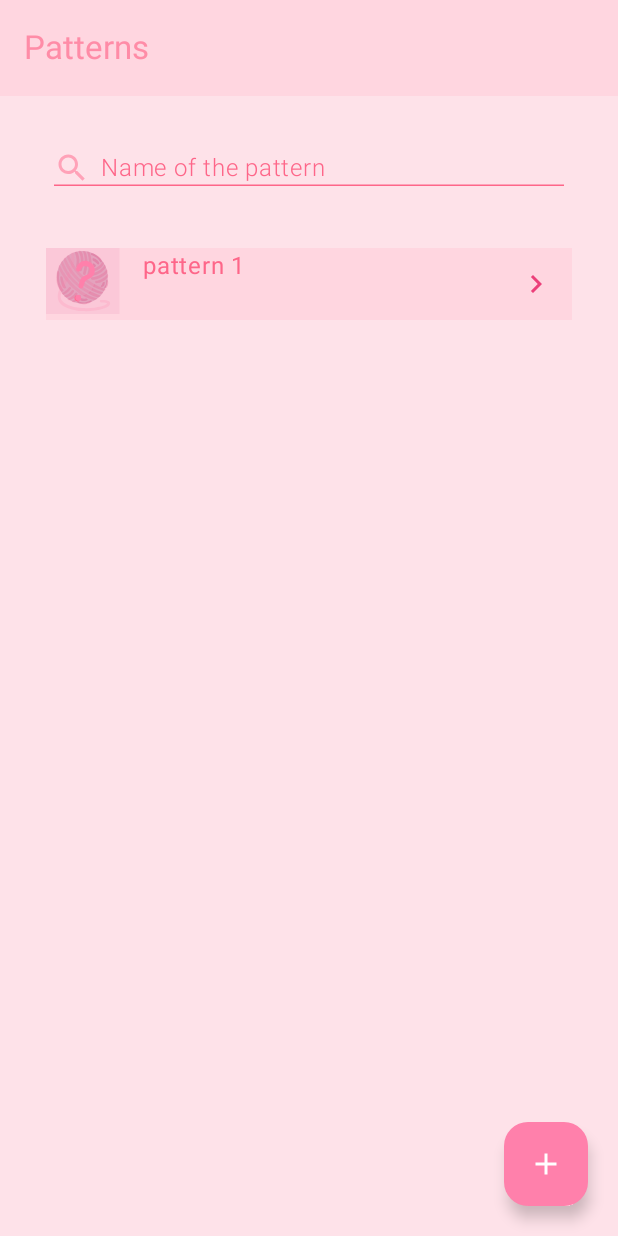
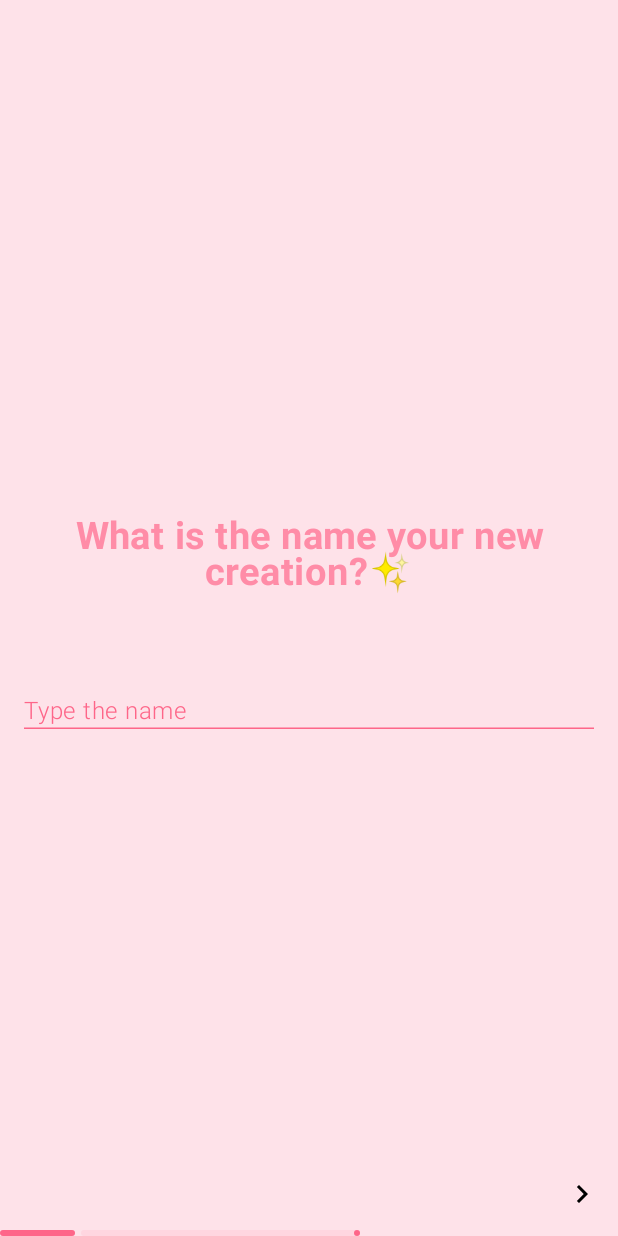
Before and after one commit to mathiasbolle/CrochCounter, an Android app built with Jetpack Compose: the SearchableScreen screen opened through its navigation route, after a tap on "Add item", on a phone screen of 412 x 824 dp. Run offline under Robolectric (Android 15) with nearby library versions, the phone set to English and light mode, and no system bars; our stand-ins replace Room's generated code, Timber; 4 statements that could not run were skipped.

Commit message:
building blocks of the create pattern form

```diff
--- a/app/src/main/java/be/mbolle/crochcounter/core/di/Container.kt
+++ b/app/src/main/java/be/mbolle/crochcounter/core/di/Container.kt
@@ -3,11 +3,13 @@ package be.mbolle.crochcounter.core.di
 import android.content.Context
 import androidx.lifecycle.ViewModelProvider
 import androidx.lifecycle.createSavedStateHandle
+import androidx.lifecycle.viewmodel.compose.viewModel
 import androidx.lifecycle.viewmodel.initializer
 import androidx.lifecycle.viewmodel.viewModelFactory
 import be.mbolle.crochcounter.core.data.db.CrochDatabase
 import be.mbolle.crochcounter.patterns.data.PatternRoomRepository
 import be.mbolle.crochcounter.patterns.screens.PatternMainViewModel
+import be.mbolle.crochcounter.patterns.screens.create.CreatePatternViewModel
 import be.mbolle.crochcounter.projects.data.ProjectRoomRepository
 import be.mbolle.crochcounter.projects.model.use_cases.CreateProjectUseCase
 import be.mbolle.crochcounter.projects.presentation.screens.create.CreateProjectScreenViewModel
@@ -34,6 +36,15 @@ class ProductionContainer(context: Context) : Container {
             )
         }
     }
+
+    val createPatternFactory : ViewModelProvider.Factory by lazy {
+        viewModelFactory {
+            initializer {
+                CreatePatternViewModel()
+            }
+        }
+    }
+
     val createProjectViewModelFactory: ViewModelProvider.Factory = viewModelFactory {
         initializer {
             CreateProjectScreenViewModel(
--- a/app/src/main/java/be/mbolle/crochcounter/core/presentation/composables/SearchCrochCounter.kt
+++ b/app/src/main/java/be/mbolle/crochcounter/core/presentation/composables/SearchCrochCounter.kt
@@ -4,6 +4,7 @@ import androidx.compose.foundation.interaction.MutableInteractionSource
 import androidx.compose.foundation.interaction.collectIsFocusedAsState
 import androidx.compose.foundation.layout.Row
 import androidx.compose.foundation.layout.Spacer
+import androidx.compose.foundation.layout.height
 import androidx.compose.foundation.layout.padding
 import androidx.compose.foundation.layout.width
 import androidx.compose.foundation.text.BasicTextField
@@ -26,12 +27,17 @@ import androidx.compose.ui.unit.Dp
 import androidx.compose.ui.unit.dp
 import be.mbolle.crochcounter.ui.theme.CrochCounterTheme
 
+/**
+ * finer composable with the option to fill in an icon
+ */
 @Composable
-fun SearchCrochCounter(
+fun InputSearchCrochCounter(
     modifier: Modifier = Modifier,
     initialText: String,
+    icon: (@Composable() () -> Unit)? = null,
     wordState: TextFieldState
 ) {
+
     val interactionSource = remember { MutableInteractionSource()  }
     val focussed = interactionSource.collectIsFocusedAsState()
 
@@ -47,12 +53,8 @@ fun SearchCrochCounter(
                     .padding(16.dp)
                     .bottomBorder(Border(1.dp, Color(0XFFfe6689)))
             ) {
-                Icon(
-                    Icons.Default.Search,
-                    contentDescription = "Search icon",
-                    tint = Color(0XFFffa2b8)
-                )
-                Spacer(Modifier.width(7.dp))
+                icon?.invoke()
+
 
 
                 if ((!focussed.value) && wordState.text == "") {
@@ -62,8 +64,32 @@ fun SearchCrochCounter(
                         fontWeight = FontWeight.Light
                     )
                 }
+                if (icon == null)  {
+                    Spacer(modifier = Modifier.height(20.dp))
+                }
                 innerTextField()
             }
+        }
+    )
+
+}
+@Composable
+fun SearchCrochCounter(
+    modifier: Modifier = Modifier,
+    initialText: String,
+    wordState: TextFieldState
+) {
+    InputSearchCrochCounter(
+        modifier = modifier,
+        initialText = initialText,
+        wordState = wordState,
+        icon = {
+            Icon(
+                Icons.Default.Search,
+                contentDescription = "Search icon",
+                tint = Color(0XFFffa2b8)
+            )
+            Spacer(Modifier.width(7.dp))
         }
     )
 }
--- a/app/src/main/java/be/mbolle/crochcounter/core/presentation/navigation/CrochCounterRoot.kt
+++ b/app/src/main/java/be/mbolle/crochcounter/core/presentation/navigation/CrochCounterRoot.kt
@@ -21,8 +21,12 @@ import be.mbolle.crochcounter.core.presentation.screens.search.ProjectViewModelF
 import be.mbolle.crochcounter.core.presentation.screens.search.SearchableScreen
 import be.mbolle.crochcounter.core.presentation.screens.search.SearchableViewModel
 import be.mbolle.crochcounter.core.presentation.util.ScreenWithTopBar
+import be.mbolle.crochcounter.core.presentation.util.ScreenWithoutTopBar
 import be.mbolle.crochcounter.patterns.screens.PatternMainScreen
 import be.mbolle.crochcounter.patterns.screens.PatternMainViewModel
+import be.mbolle.crochcounter.patterns.screens.create.CreatePatternViewModel
+import be.mbolle.crochcounter.patterns.screens.create.name.CreateNameOfPattern
+import be.mbolle.crochcounter.patterns.screens.create.patternItems.PatternItemScreen
 import be.mbolle.crochcounter.projects.presentation.screens.create.CreateProjectScreen
 import be.mbolle.crochcounter.projects.presentation.screens.create.CreateProjectScreenViewModel
 import be.mbolle.crochcounter.projects.presentation.screens.project.ProjectScreen
@@ -52,6 +56,20 @@ object PatternScreens {
 
     @Serializable
     object PatternSearchScreen
+
+
+    @Serializable
+    object PatternCreateScreen {
+
+        @Serializable
+        object CreateNameSubscreen
+
+        @Serializable
+        object CreatePatternPartsSubscreen
+
+        @Serializable
+        object SummarySubScreen
+    }
 }
 
 @Composable
@@ -59,6 +77,7 @@ fun CrochCounterRoot(
     modifier: Modifier = Modifier
 ) {
     val navControl = rememberNavController()
+    val createPatternViewModel = viewModel(factory = MainApplication.container.createPatternFactory) as CreatePatternViewModel
 
     NavHost(
         navController = navControl,
@@ -67,6 +86,27 @@ fun CrochCounterRoot(
     ) {
         projectNavGraph(navControl)
         patternNavGraph(navControl)
+        patternCreationNavGraph(navControl, createPatternViewModel)
+    }
+}
+
+fun NavGraphBuilder.patternCreationNavGraph(navControl: NavHostController, vm: CreatePatternViewModel) {
+    navigation<PatternScreens.PatternCreateScreen>(
+        startDestination = PatternScreens.PatternCreateScreen.CreateNameSubscreen
+    ) {
+        composable<PatternScreens.PatternCreateScreen.CreateNameSubscreen> {
+            ScreenWithoutTopBar {
+                CreateNameOfPattern(createPatternViewModel = vm) {
+                    navControl.navigate(PatternScreens.PatternCreateScreen.CreatePatternPartsSubscreen)
+                }
+            }
+        }
+
+        composable<PatternScreens.PatternCreateScreen.CreatePatternPartsSubscreen> {
+            ScreenWithoutTopBar {
+                PatternItemScreen(createPatternViewModel = vm)
+            }
+        }
     }
 }
 
@@ -108,8 +148,12 @@ fun NavGraphBuilder.patternNavGraph(navControl: NavHostController) {
                         //now pass it as parameter, there is no reason to make a global crochCounterViewModel..
                         navControl.navigate(PatternScreens.PatternMainScreen(name = patternItem))
                     },
-                    navigateToCreateProject = {
+                    navigateToCreate = {
                         //TODO pattern issue
+                        navControl.navigate(
+                            PatternScreens.PatternCreateScreen
+
+                        )
                     }
                 )
             }
@@ -206,7 +250,7 @@ fun NavGraphBuilder.projectNavGraph(navController: NavHostController) {
                         crochCounterViewModel.makeProjectVisible(projectItem)
                         navController.navigate(ProjectScreens.ProjectScreenNav)
                     },
-                    navigateToCreateProject = {
+                    navigateToCreate = {
                         navController.navigate(ProjectScreens.ProjectCreateScreen)
                     }
                 )
--- a/app/src/main/java/be/mbolle/crochcounter/core/presentation/screens/search/SearchableScreen.kt
+++ b/app/src/main/java/be/mbolle/crochcounter/core/presentation/screens/search/SearchableScreen.kt
@@ -55,7 +55,7 @@ fun SearchableScreen(
     paddingValues: PaddingValues,
     searchableViewModel: SearchableViewModel,
     clickPatternItem: (projectItem: String) -> Unit,
-    navigateToCreateProject: () -> Unit, // refactor
+    navigateToCreate: () -> Unit, // refactor
 ) {
 
     val items = searchableViewModel.items.collectAsState()
@@ -94,7 +94,7 @@ fun SearchableScreen(
                 verticalArrangement = Arrangement.Bottom
             ) {
                 CreateFabButton {
-                    navigateToCreateProject()
+                    navigateToCreate()
                 }
             }
         }
--- a/app/src/main/java/be/mbolle/crochcounter/core/presentation/util/ScreenWithTopBar.kt
+++ b/app/src/main/java/be/mbolle/crochcounter/core/presentation/util/ScreenWithTopBar.kt
@@ -21,14 +21,16 @@ import be.mbolle.crochcounter.core.presentation.composables.TopCrochBar
 import be.mbolle.crochcounter.ui.CrochCounterViewModel
 
 @Composable
-fun ScreenWithTopBar(modifier: Modifier = Modifier,
-                     enableActions: Boolean,
-                     crochCounterViewModel: CrochCounterViewModel,
-                     navigateToProject: () -> Unit,
-                     navigateToPatterns: () -> Unit,
-                     name: String = stringResource(R.string.project_title),
+fun ScreenWithTopBar(
+    modifier: Modifier = Modifier,
+    enableActions: Boolean,
+    crochCounterViewModel: CrochCounterViewModel,
+    navigateToProject: () -> Unit,
+    navigateToPatterns: () -> Unit,
+    name: String = stringResource(R.string.project_title),
 
-                     screen: @Composable () -> Unit) {
+    screen: @Composable () -> Unit
+) {
     Scaffold(
         modifier = modifier
             .background(color = Color(0XFFFFD6E0))
@@ -39,7 +41,7 @@ fun ScreenWithTopBar(modifier: Modifier = Modifier,
         containerColor = Color(0XFFFEE2E9),
         topBar = {
             TopCrochBar(
-                name =name,
+                name = name,
                 navigateToProjects = {
                     navigateToProject()
                 },
@@ -66,3 +68,31 @@ fun ScreenWithTopBar(modifier: Modifier = Modifier,
         }
     }
 }
+
+@Composable
+fun ScreenWithoutTopBar(
+    modifier: Modifier = Modifier,
+    screen: @Composable () -> Unit
+) {
+    Scaffold(
+        modifier = modifier
+            .background(color = Color(0XFFFFD6E0))
+            .statusBarsPadding()
+            .background(color = Color(0XFFFEE2E9))
+            .systemBarsPadding()
+            .fillMaxSize(),
+        containerColor = Color(0XFFFEE2E9),
+    ) { innerPadding ->
+        val lifecycleOwner = LocalLifecycleOwner.current
+        val lifecycleState by lifecycleOwner.lifecycle.currentStateFlow.collectAsState()
+
+        LaunchedEffect(lifecycleState) {
+            if (lifecycleState == Lifecycle.State.RESUMED) {
+                //crochCounterViewModel.refreshCache()
+            }
+        }
+        Box(modifier = modifier.padding(innerPadding)) {
+            screen()
+        }
+    }
+}
--- /dev/null
+++ b/app/src/main/java/be/mbolle/crochcounter/patterns/screens/create/CreatePatternBaseScreen.kt
@@ -0,0 +1,38 @@
+package be.mbolle.crochcounter.patterns.screens.create
+
+import androidx.compose.foundation.layout.Box
+import androidx.compose.foundation.layout.Column
+import androidx.compose.foundation.layout.fillMaxSize
+import androidx.compose.material3.LinearProgressIndicator
+import androidx.compose.runtime.Composable
+import androidx.compose.ui.Alignment
+import androidx.compose.ui.Modifier
+import androidx.compose.ui.graphics.Color
+import androidx.compose.ui.tooling.preview.Preview
+
+@Composable
+fun CreatePatternBaseScreen(
+    modifier: Modifier = Modifier,
+    actions: @Composable() () -> Unit,
+    contentAlignment: Alignment,
+    progressIndicator: Float = 0f,
+    content: @Composable() () -> Unit,
+) {
+    Box(modifier.fillMaxSize()) {
+        Column(modifier = Modifier.align(contentAlignment)) {
+            content()
+        }
+        Column(modifier = Modifier.align(Alignment.BottomStart)) {
+            actions()
+            LinearProgressIndicator(progress = { progressIndicator },
+                trackColor = Color(0XFFffd6e0),
+                color = Color(0XFFfe6689))
+        }
+    }
+}
+
+@Preview
+@Composable
+fun CreatePatternBaseScreenPreview() {
+
+}
--- /dev/null
+++ b/app/src/main/java/be/mbolle/crochcounter/patterns/screens/create/CreatePatternViewModel.kt
@@ -0,0 +1,14 @@
+package be.mbolle.crochcounter.patterns.screens.create
+
+import androidx.compose.foundation.text.input.TextFieldState
+import androidx.lifecycle.ViewModel
+import timber.log.Timber
+
+class CreatePatternViewModel: ViewModel() {
+    init {
+        Timber.d("called")
+    }
+    var searchName: TextFieldState = TextFieldState()
+        private set
+
+}
--- /dev/null
+++ b/app/src/main/java/be/mbolle/crochcounter/patterns/screens/create/name/CreateNamePatternScreen.kt
@@ -0,0 +1,101 @@
+package be.mbolle.crochcounter.patterns.screens.create.name
+
+import android.annotation.SuppressLint
+import androidx.compose.foundation.layout.Arrangement
+import androidx.compose.foundation.layout.Column
+import androidx.compose.foundation.layout.Row
+import androidx.compose.foundation.layout.Spacer
+import androidx.compose.foundation.layout.fillMaxSize
+import androidx.compose.foundation.layout.fillMaxWidth
+import androidx.compose.foundation.layout.height
+import androidx.compose.foundation.layout.padding
+import androidx.compose.foundation.text.input.TextFieldState
+import androidx.compose.material.icons.Icons
+import androidx.compose.material.icons.automirrored.filled.KeyboardArrowRight
+import androidx.compose.material3.Icon
+import androidx.compose.material3.IconButton
+import androidx.compose.material3.Text
+import androidx.compose.runtime.Composable
+import androidx.compose.ui.Alignment
+import androidx.compose.ui.Modifier
+import androidx.compose.ui.graphics.Color
+import androidx.compose.ui.semantics.contentDescription
+import androidx.compose.ui.semantics.semantics
+import androidx.compose.ui.text.font.FontWeight
+import androidx.compose.ui.text.style.TextAlign
+import androidx.compose.ui.tooling.preview.Preview
+import androidx.compose.ui.unit.dp
+import androidx.compose.ui.unit.sp
+import be.mbolle.crochcounter.core.presentation.composables.InputSearchCrochCounter
+import be.mbolle.crochcounter.patterns.screens.create.CreatePatternBaseScreen
+import be.mbolle.crochcounter.patterns.screens.create.CreatePatternViewModel
+
+@Composable
+fun CreateNameOfPattern(
+    modifier: Modifier = Modifier,
+    createPatternViewModel: CreatePatternViewModel,
+    onClick: () -> Unit
+) {
+    CreatePatternBaseScreen(
+        modifier = modifier.fillMaxSize(),
+        progressIndicator = 0.2f,
+        actions = {
+            NextButton {
+                /* go to next screen */
+                onClick()
+            }
+        }, contentAlignment = Alignment.Center
+    ) {
+        Content(textFieldState = createPatternViewModel.searchName)
+
+    }
+}
+
+@Composable
+private fun Content(modifier: Modifier = Modifier, textFieldState: TextFieldState) {
+    Column(
+        modifier = modifier,
+        horizontalAlignment = Alignment.CenterHorizontally
+    ) {
+        Text(
+            "What is the name your new creation?✨",
+            modifier = Modifier
+                .padding(top = 20.dp)
+                .semantics(properties = { contentDescription = "Project name counter" }),
+            fontSize = 25.sp,
+            textAlign = TextAlign.Center,
+            fontWeight = FontWeight.Bold,
+            color = Color(0XFFFF8CA7)
+        )
+        Spacer(modifier.height(50.dp))
+        InputSearchCrochCounter(
+            initialText = "Type the name",
+            wordState = textFieldState,
+            modifier = Modifier.fillMaxWidth()
+        )
+    }
+}
+
+@Composable
+private fun NextButton(onClick: () -> Unit) {
+    Row(modifier = Modifier.fillMaxWidth(), horizontalArrangement = Arrangement.End) {
+        IconButton(onClick = {
+            onClick()
+        }) {
+            Icon(
+                imageVector = Icons.AutoMirrored.Filled.KeyboardArrowRight,
+                contentDescription = ""
+            )
+        }
+    }
+}
+
+
+@SuppressLint("ViewModelConstructorInComposable")
+@Preview
+@Composable
+fun CreateNameOfPatternPreview() {
+    CreateNameOfPattern(createPatternViewModel = CreatePatternViewModel()) {
+
+    }
+}
--- /dev/null
+++ b/app/src/main/java/be/mbolle/crochcounter/patterns/screens/create/patternItems/model/PatternItem.kt
@@ -0,0 +1,6 @@
+package be.mbolle.crochcounter.patterns.screens.create.patternItems.model
+
+data class PatternItem(
+    val sectionName: String,
+
+)
--- a/app/src/main/java/be/mbolle/crochcounter/projects/presentation/composables/base/Button.kt
+++ b/app/src/main/java/be/mbolle/crochcounter/projects/presentation/composables/base/Button.kt
@@ -3,15 +3,21 @@ package be.mbolle.crochcounter.projects.presentation.composables.base
 import androidx.compose.foundation.background
 import androidx.compose.foundation.clickable
 import androidx.compose.foundation.layout.IntrinsicSize
+import androidx.compose.foundation.layout.PaddingValues
 import androidx.compose.foundation.layout.Row
+import androidx.compose.foundation.layout.RowScope
 import androidx.compose.foundation.layout.fillMaxHeight
 import androidx.compose.foundation.layout.height
 import androidx.compose.foundation.layout.padding
 import androidx.compose.foundation.layout.requiredWidth
+import androidx.compose.foundation.layout.size
+import androidx.compose.foundation.shape.CircleShape
 import androidx.compose.foundation.shape.RoundedCornerShape
 import androidx.compose.material.icons.Icons
 import androidx.compose.material.icons.sharp.Add
+import androidx.compose.material3.ButtonDefaults
 import androidx.compose.material3.Icon
+import androidx.compose.material3.OutlinedButton
 import androidx.compose.material3.Text
 import androidx.compose.runtime.Composable
 import androidx.compose.ui.Modifier
@@ -21,16 +27,61 @@ import androidx.compose.ui.res.stringResource
 import androidx.compose.ui.text.font.FontWeight
 import androidx.compose.ui.text.style.TextAlign
 import androidx.compose.ui.tooling.preview.Preview
+import androidx.compose.ui.unit.TextUnit
 import androidx.compose.ui.unit.dp
 import androidx.compose.ui.unit.sp
 import be.mbolle.crochcounter.R
 import be.mbolle.crochcounter.ui.theme.CrochCounterTheme
 
 @Composable
+fun AddButtonCircular(
+    modifier: Modifier = Modifier,
+    onClick: () -> Unit,
+) {
+    OutlinedButton(
+        modifier = modifier
+            .size(40.dp),
+        onClick = onClick,
+        shape = CircleShape,
+        contentPadding = PaddingValues(0.dp),
+        colors = ButtonDefaults.buttonColors(containerColor = Color(0XFFffd6e0))
+    ) {
+        Icon(
+            imageVector = Icons.Sharp.Add,
+            contentDescription = stringResource(R.string.add_btn),
+                    tint = Color (0XFFffa2b8),
+        )
+    }
+}
+
+@Composable
+fun Addbutton(
+    modifier: Modifier = Modifier,
+    label: String,
+    onClick: () -> Unit,
+) {
+    Button(
+        modifier, label, onClick,
+    ) {
+        Icon(
+            imageVector = Icons.Sharp.Add,
+            contentDescription = stringResource(R.string.add_btn),
+            modifier = Modifier
+                .weight(0.2f)
+                .fillMaxHeight()
+                .requiredWidth(40.dp),
+            tint = Color.White
+        )
+    }
+}
+
+@Composable
 fun Button(
     modifier: Modifier = Modifier,
     label: String,
-    onClick: () -> Unit
+    onClick: () -> Unit,
+    fontSize: TextUnit = 30.sp,
+    icon: @Composable RowScope.() -> Unit
 ) {
     Row(
         modifier = modifier
@@ -41,22 +92,15 @@ fun Button(
             .clickable { onClick() }
             .padding(10.dp)
     ) {
-        Icon(
-            imageVector = Icons.Sharp.Add,
-            contentDescription = stringResource(R.string.add_btn),
-            modifier = Modifier
-                .weight(0.2f)
-                .fillMaxHeight()
-                .requiredWidth(40.dp),
-            tint = Color.White
-        )
+        icon()
 
         Text(
             text = label, modifier = Modifier.weight(0.8F), textAlign = TextAlign.Center,
-            color = Color.White, fontWeight = FontWeight.Bold, fontSize = 30.sp
+            color = Color.White, fontWeight = FontWeight.Bold, fontSize = fontSize
         )
     }
 }
+
 
 
 @Preview
@@ -64,7 +108,7 @@ fun Button(
 fun AddRowButtonPreview() {
     val buttonText = "Add row"
     CrochCounterTheme {
-        Button(label = buttonText) {
+        Addbutton(label = buttonText) {
             /* no implementation */
         }
     }
--- a/app/src/main/java/be/mbolle/crochcounter/projects/presentation/screens/create/CreateProjectScreen.kt
+++ b/app/src/main/java/be/mbolle/crochcounter/projects/presentation/screens/create/CreateProjectScreen.kt
@@ -47,7 +47,7 @@ fun CreateProjectScreen(
             clickPatternItem = {
                 createProjectScreenViewModel.choseSelectedPattern(it)
             },
-            navigateToCreateProject = {
+            navigateToCreate = {
             }
         )
     }
--- a/app/src/main/java/be/mbolle/crochcounter/projects/presentation/screens/project/ProjectScreen.kt
+++ b/app/src/main/java/be/mbolle/crochcounter/projects/presentation/screens/project/ProjectScreen.kt
@@ -23,6 +23,7 @@ import be.mbolle.crochcounter.projects.model.PatternItem
 import be.mbolle.crochcounter.projects.model.SubPattern
 import be.mbolle.crochcounter.projects.presentation.composables.Counter
 import be.mbolle.crochcounter.projects.presentation.composables.PatternTimeline
+import be.mbolle.crochcounter.projects.presentation.composables.base.Addbutton
 import be.mbolle.crochcounter.projects.presentation.composables.base.Button
 import be.mbolle.crochcounter.ui.CrochCounterProjectState
 import be.mbolle.crochcounter.ui.CrochCounterViewModel
@@ -160,7 +161,7 @@ fun CrochContent(
                 modifier = Modifier.requiredHeight(280.dp),
                 patterns = pattern
             )
-            Button(
+            Addbutton(
                 modifier = Modifier.fillMaxWidth(),
                 onClick = {
                     increaseValue()
```
Also changed, not shown: app/src/main/java/be/mbolle/crochcounter/patterns/screens/create/CreatePatternForm.kt (added, +13 -0 lines), app/src/main/java/be/mbolle/crochcounter/patterns/screens/create/patternItems/PatternItemScreen.kt (added, +202 -0 lines), app/src/main/res/drawable/comment.xml (added, +24 -0 lines), app/src/main/res/drawable/next_section.xml (added, +9 -0 lines), app/src/main/res/drawable/overview.xml (added, +9 -0 lines).
